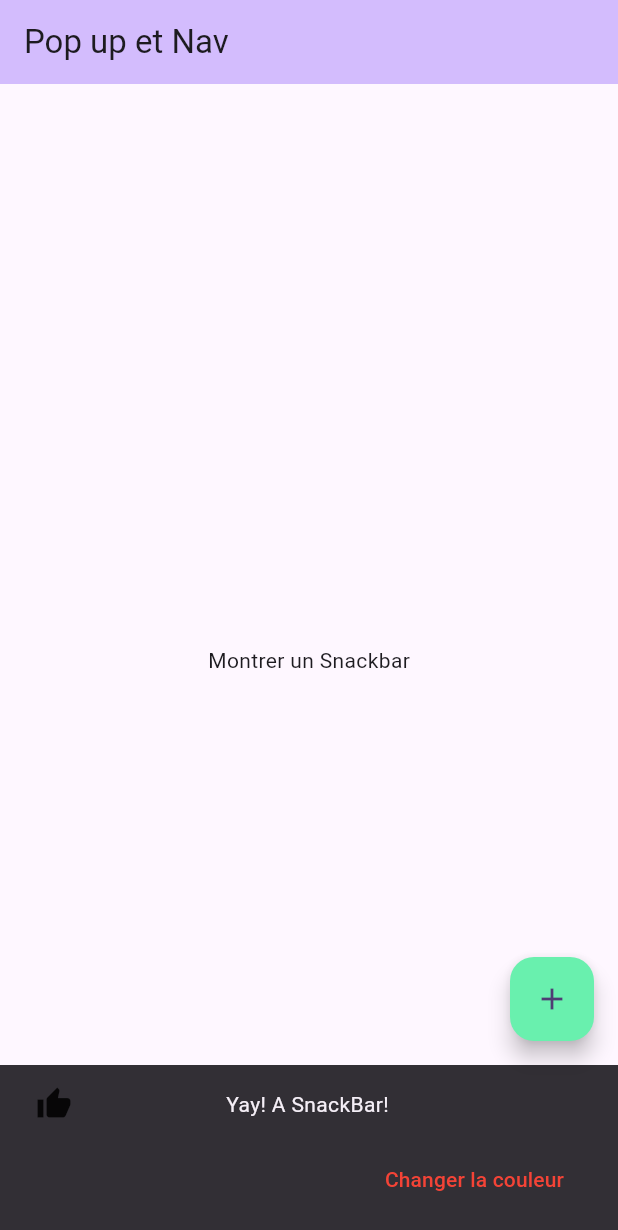
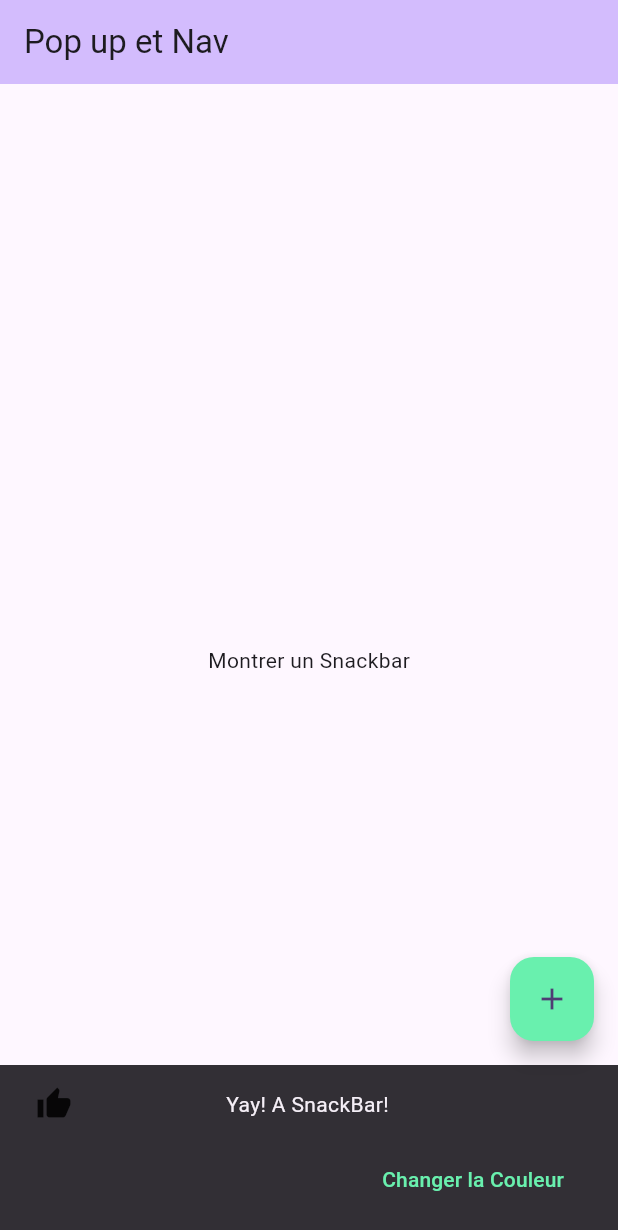
Before and after one commit to AshDest/State_full_widget, a Flutter app: the screen it shows after launch, after a tap on the "add" icon, on a phone screen of 412 x 824 dp. Shown: the top 1230 px of the screen. Run offline on Flutter 3.47's test engine with Material 2 defaults, Android fonts, the phone set to English and light mode, and no system bars.

Commit message:
ash commit

```diff
--- a/lib/main.dart
+++ b/lib/main.dart
@@ -73,13 +73,13 @@ class _MyHomePageState extends State<MyHomePage> {
     final snack = SnackBar(
         content: content,
       action: SnackBarAction(
-        label: 'Changer la couleur',
+        label: 'Changer la Couleur',
         onPressed: () {
           setState(() {
             btnColor = btnColor == Colors.greenAccent ? Colors.redAccent : Colors.greenAccent;
           });
         },
-        textColor: Colors.red,
+        textColor: Colors.greenAccent,
       )
     );
     return snack;
```
